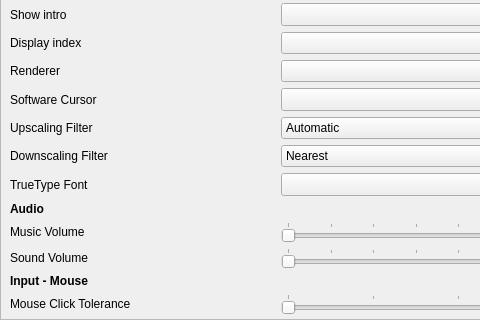
This is launcher/settingsView/csettingsview_moc.ui in vcmi/vcmi as Qt 5 draws it before an edit; both pictures show x 0 to 480 and y 388 to 708 of the 745 by 708 pixel window. The edited form follows.
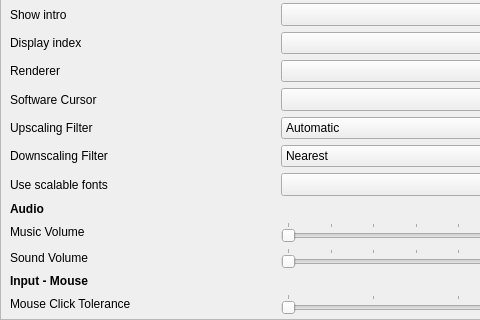
This is the edited form.

What changed in the file:
```diff
--- a/launcher/settingsView/csettingsview_moc.ui
+++ b/launcher/settingsView/csettingsview_moc.ui
@@ -1191,7 +1191,7 @@
        <item row="24" column="0">
         <widget class="QLabel" name="labelTtfFont">
          <property name="text">
-          <string>TrueType Font</string>
+          <string>Use scalable fonts</string>
          </property>
         </widget>
        </item>
```
